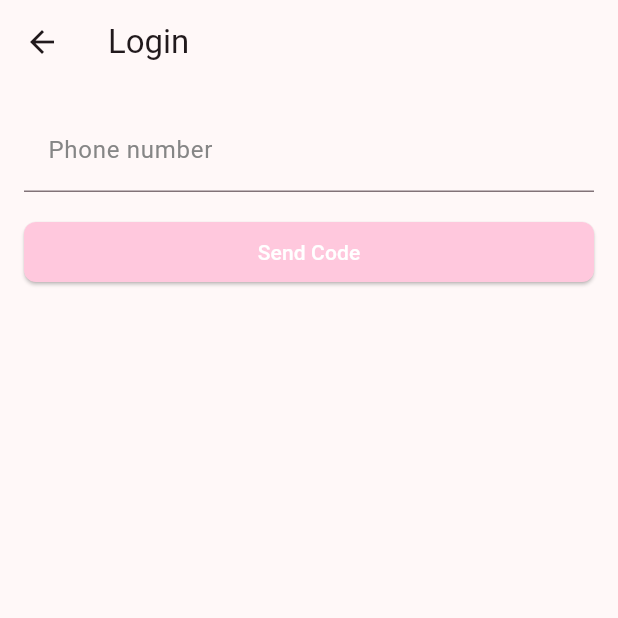
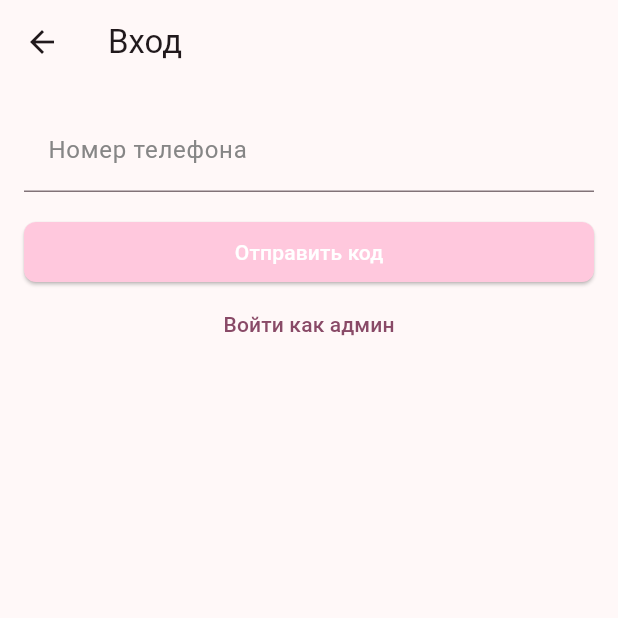
Before and after one commit to pangedza/pangedza_delivery, a Flutter app: the AuthScreen screen opened directly, on a phone screen of 412 x 824 dp, the top half of it. Run offline on Flutter 3.47's test engine with Material 3 defaults, Android fonts, the phone set to English and light mode, and no system bars; our stand-ins replace flutter_svg, form_field_validator, location, supabase_flutter; accounts and stored records are empty.

Commit message:
Translate UI to Russian and add admin login

```diff
--- a/lib/screens/auth_screen.dart
+++ b/lib/screens/auth_screen.dart
@@ -37,26 +37,35 @@ class _AuthScreenState extends State<AuthScreen> {
   @override
   Widget build(BuildContext context) {
     return Scaffold(
-      appBar: AppBar(title: const Text('Login')),
+      appBar: AppBar(title: const Text('Вход')),
       body: Padding(
         padding: const EdgeInsets.all(defaultPadding),
         child: Column(
           children: [
             TextField(
               controller: _phoneController,
-              decoration: const InputDecoration(hintText: 'Phone number'),
+              decoration: const InputDecoration(hintText: 'Номер телефона'),
             ),
             if (_codeSent) ...[
               const SizedBox(height: defaultPadding),
               TextField(
                 controller: _otpController,
-                decoration: const InputDecoration(hintText: 'OTP Code'),
+                decoration: const InputDecoration(hintText: 'Код из SMS'),
               ),
             ],
             const SizedBox(height: defaultPadding),
             ElevatedButton(
               onPressed: _codeSent ? _verify : _sendCode,
-              child: Text(_codeSent ? 'Verify' : 'Send Code'),
+              child: Text(_codeSent ? 'Проверить' : 'Отправить код'),
+            ),
+            TextButton(
+              onPressed: () {
+                Navigator.pushReplacement(
+                  context,
+                  MaterialPageRoute(builder: (_) => const MenuScreen()),
+                );
+              },
+              child: const Text('Войти как админ'),
             ),
           ],
         ),
--- a/lib/screens/cart_screen.dart
+++ b/lib/screens/cart_screen.dart
@@ -6,8 +6,8 @@ class CartScreen extends StatelessWidget {
   @override
   Widget build(BuildContext context) {
     return Scaffold(
-      appBar: AppBar(title: const Text('Cart')),
-      body: const Center(child: Text('Cart is empty')),
+      appBar: AppBar(title: const Text('Корзина')),
+      body: const Center(child: Text('Корзина пуста')),
     );
   }
 }
--- a/lib/screens/menu_screen.dart
+++ b/lib/screens/menu_screen.dart
@@ -18,7 +18,7 @@ class _MenuScreenState extends State<MenuScreen> {
   @override
   Widget build(BuildContext context) {
     return Scaffold(
-      appBar: AppBar(title: const Text('Menu')),
+      appBar: AppBar(title: const Text('Меню')),
       body: FutureBuilder<List<Map<String, dynamic>>>(
         future: _loadCategories(),
         builder: (context, snapshot) {
```
Also changed, not shown: lib/screens/home/home_screen.dart (+6 -6 lines).
